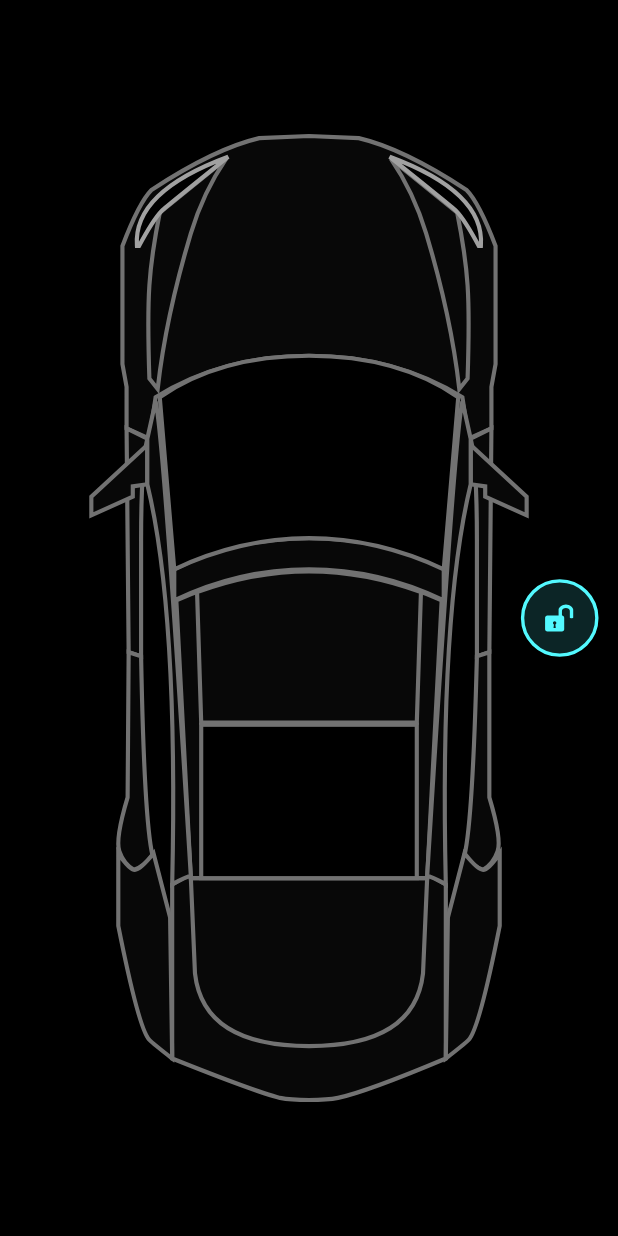
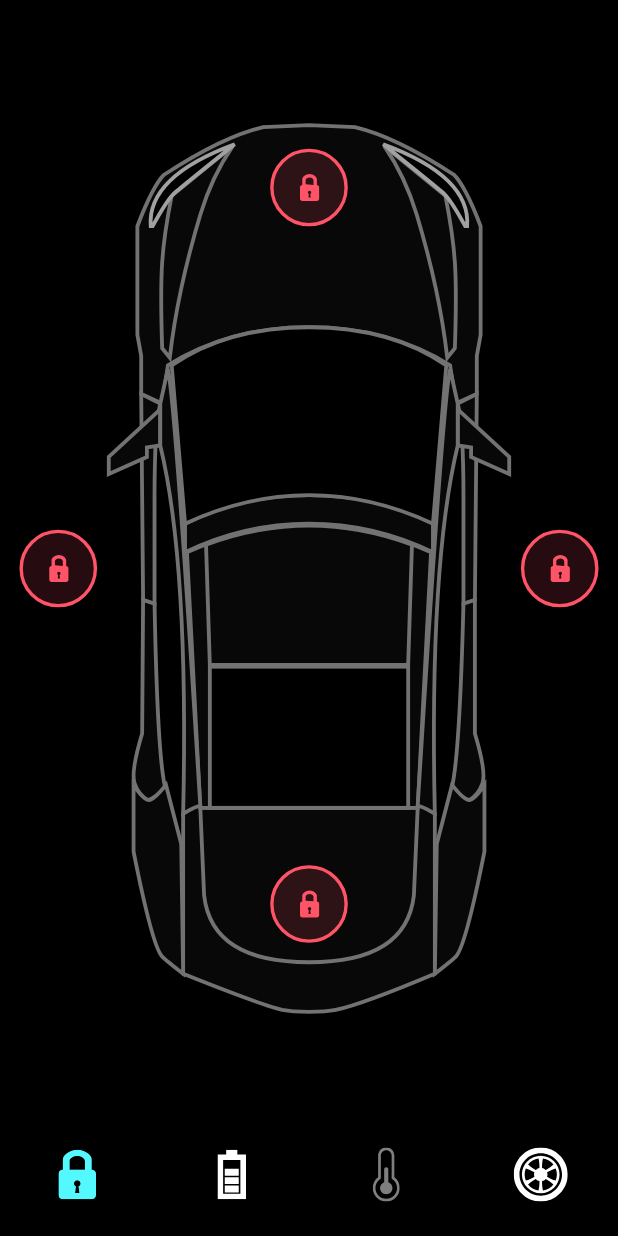
Before and after one commit to aninarafath6/tesla-app, a Flutter app: the screen it shows after launch, on a phone screen of 412 x 824 dp. Run offline on Flutter 3.47's test engine with Material 2 defaults, Android fonts, the phone set to English and light mode, and no system bars; our stand-ins replace flutter_svg.

Commit message:
bottom navgation

```diff
--- a/lib/app/constants/app_images.dart
+++ b/lib/app/constants/app_images.dart
@@ -2,4 +2,17 @@
   static const String teslaCar = 'assets/icons/Car.svg';
   static const String lock = 'assets/icons/door_lock.svg';
   static const String unlock = 'assets/icons/door_unlock.svg';
+
+  // bottom navgation icons
+  static const String lockIcon = 'assets/icons/Lock.svg';
+  static const String charge = 'assets/icons/Charge.svg';
+  static const String temp = 'assets/icons/Temp.svg';
+  static const String tyre = 'assets/icons/Tyre.svg';
+
+  List<String> bottomItems = [
+    lockIcon,
+    charge,
+    temp,
+    tyre,
+  ];
 }
--- a/lib/app/provider/home_provider.dart
+++ b/lib/app/provider/home_provider.dart
@@ -2,12 +2,21 @@
 
 class HomeProvider with ChangeNotifier {
   bool rightLock = false;
+  bool leftLock = false;
+  bool bonetLock = false;
+  bool trunkLock = false;
 
   void updateLock(Lock lock) {
     if (lock == Lock.rightDoorLcok) {
       rightLock = !rightLock;
-      notifyListeners();
+    } else if (lock == Lock.leftDoorLock) {
+      leftLock = !leftLock;
+    } else if (lock == Lock.bonnetLock) {
+      bonetLock = !bonetLock;
+    } else {
+      trunkLock = !trunkLock;
     }
+    notifyListeners();
   }
 }
 
--- /dev/null
+++ b/lib/app/views/screens/home/bottom_nav.dart
@@ -0,0 +1,33 @@
+import 'package:flutter/material.dart';
+import 'package:flutter_svg/svg.dart';
+import 'package:tesla/app/constants/app_colors.dart';
+import 'package:tesla/app/constants/app_images.dart';
+
+class BottomNav extends StatelessWidget {
+  const BottomNav({
+    Key? key,
+    this.onTap,
+    this.selectedTab,
+  }) : super(key: key);
+  final ValueChanged<int>? onTap;
+  final int? selectedTab;
+  @override
+  Widget build(BuildContext context) {
+    return BottomNavigationBar(
+      type: BottomNavigationBarType.fixed,
+      backgroundColor: Colors.black,
+      onTap: onTap,
+      currentIndex: selectedTab!,
+      items: List.generate(
+        AppImages().bottomItems.length,
+        (index) => BottomNavigationBarItem(
+          icon: SvgPicture.asset(
+            AppImages().bottomItems[index],
+            color: index == selectedTab ? AppColors.primaryColor : Colors.white,
+          ),
+          label: '',
+        ),
+      ),
+    );
+  }
+}
--- /dev/null
+++ b/lib/app/views/screens/home/car_door_lock.dart
@@ -0,0 +1,62 @@
+
+import 'package:flutter/material.dart';
+import 'package:flutter_svg/flutter_svg.dart';
+import 'package:provider/provider.dart';
+import 'package:tesla/app/constants/app_images.dart';
+import 'package:tesla/app/provider/home_provider.dart';
+import 'package:tesla/app/views/screens/home/door_lock.dart';
+
+class CarDoorLock extends StatelessWidget {
+  const CarDoorLock({
+    Key? key,
+  }) : super(key: key);
+
+  @override
+  Widget build(BuildContext context) {
+    final provider = Provider.of<HomeProvider>(context);
+    return LayoutBuilder(builder: (context, constrains) {
+      return Stack(
+        alignment: Alignment.center,
+        children: [
+          Padding(
+            padding: EdgeInsets.symmetric(
+              vertical: constrains.maxHeight * .1,
+            ),
+            child: SvgPicture.asset(
+              AppImages.teslaCar,
+              width: double.infinity,
+            ),
+          ),
+          Positioned(
+            right: constrains.maxWidth * .03,
+            child: DoorLock(
+              door: Lock.rightDoorLcok,
+              isLocked: provider.rightLock,
+            ),
+          ),
+          Positioned(
+            left: constrains.maxWidth * .03,
+            child: DoorLock(
+              door: Lock.leftDoorLock,
+              isLocked: provider.leftLock,
+            ),
+          ),
+          Positioned(
+            top: constrains.maxHeight * .13,
+            child: DoorLock(
+              door: Lock.bonnetLock,
+              isLocked: provider.bonetLock,
+            ),
+          ),
+          Positioned(
+            bottom: constrains.maxHeight * .17,
+            child: DoorLock(
+              door: Lock.trunkLook,
+              isLocked: provider.trunkLock,
+            ),
+          ),
+        ],
+      );
+    });
+  }
+}
--- /dev/null
+++ b/lib/app/views/screens/home/door_lock.dart
@@ -0,0 +1,45 @@
+import 'package:flutter/material.dart';
+import 'package:flutter_svg/flutter_svg.dart';
+import 'package:provider/src/provider.dart';
+import 'package:tesla/app/constants/app_images.dart';
+import 'package:tesla/app/constants/app_sizes.dart';
+import 'package:tesla/app/provider/home_provider.dart';
+
+class DoorLock extends StatelessWidget {
+  const DoorLock({
+    Key? key,
+    this.isLocked,
+    this.door
+  }) : super(key: key);
+
+  final bool? isLocked;
+  final Lock? door;
+
+  @override
+  Widget build(BuildContext context) {
+    return GestureDetector(
+      onTap: () {
+        context.read<HomeProvider>().updateLock(door!);
+      },
+      child: AnimatedSwitcher(
+        duration: AppSizes.defualtDuration,
+        switchInCurve: Curves.easeInOutBack,
+        transitionBuilder: (child, animation) {
+          return ScaleTransition(
+            scale: animation,
+            child: child,
+          );
+        },
+        child: isLocked!
+            ? SvgPicture.asset(
+                AppImages.unlock,
+                key: const ValueKey('unlcok'),
+              )
+            : SvgPicture.asset(
+                AppImages.lock,
+                key: const ValueKey('lock'),
+              ),
+      ),
+    );
+  }
+}
--- a/lib/app/views/screens/home/home_screen.dart
+++ b/lib/app/views/screens/home/home_screen.dart
@@ -1,9 +1,6 @@
 import 'package:flutter/material.dart';
-import 'package:flutter_svg/svg.dart';
-import 'package:provider/src/provider.dart';
-import 'package:tesla/app/constants/app_images.dart';
-import 'package:tesla/app/constants/app_sizes.dart';
-import 'package:tesla/app/provider/home_provider.dart';
+import 'package:tesla/app/views/screens/home/bottom_nav.dart';
+import 'package:tesla/app/views/screens/home/car_door_lock.dart';
 
 class HomeScreen extends StatelessWidget {
   const HomeScreen({Key? key}) : super(key: key);
@@ -11,50 +8,12 @@
   @override
   Widget build(BuildContext context) {
     return Scaffold(
-      body: SafeArea(
-        child: LayoutBuilder(builder: (context, constrains) {
-          return Stack(
-            alignment: Alignment.center,
-            children: [
-              Padding(
-                padding: EdgeInsets.symmetric(
-                  vertical: constrains.maxHeight * .1,
-                ),
-                child: SvgPicture.asset(
-                  AppImages.teslaCar,
-                  width: double.infinity,
-                ),
-              ),
-              Positioned(
-                right: constrains.maxWidth * .03,
-                child: GestureDetector(
-                  onTap: () {
-                    context.read<HomeProvider>().updateLock(Lock.rightDoorLcok);
-                  },
-                  child: AnimatedSwitcher(
-                    duration: AppSizes.defualtDuration,
-                    switchInCurve: Curves.easeInOutBack,
-                    transitionBuilder: (child, animation) {
-                      return ScaleTransition(
-                        scale: animation,
-                        child: child,
-                      );
-                    },
-                    child: context.watch<HomeProvider>().rightLock
-                        ? SvgPicture.asset(
-                            AppImages.lock,
-                            key: const ValueKey('lock'),
-                          )
-                        : SvgPicture.asset(
-                            AppImages.unlock,
-                            key: const ValueKey('unlock'),
-                          ),
-                  ),
-                ),
-              ),
-            ],
-          );
-        }),
+      bottomNavigationBar: BottomNav(
+        selectedTab: 0,
+        onTap: (value) {},
+      ),
+      body: const SafeArea(
+        child: CarDoorLock(),
       ),
     );
   }
```
